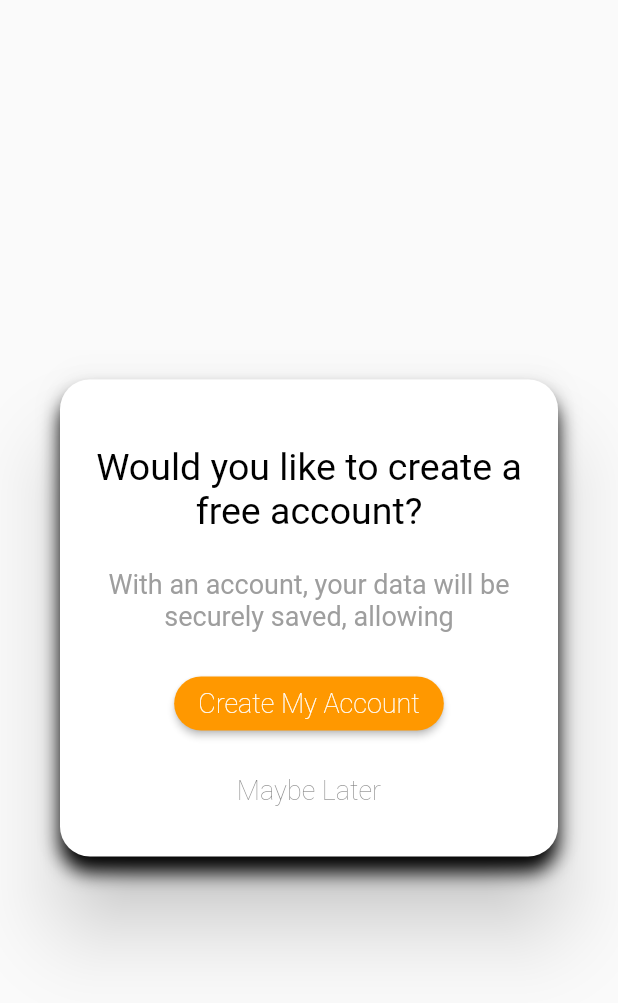
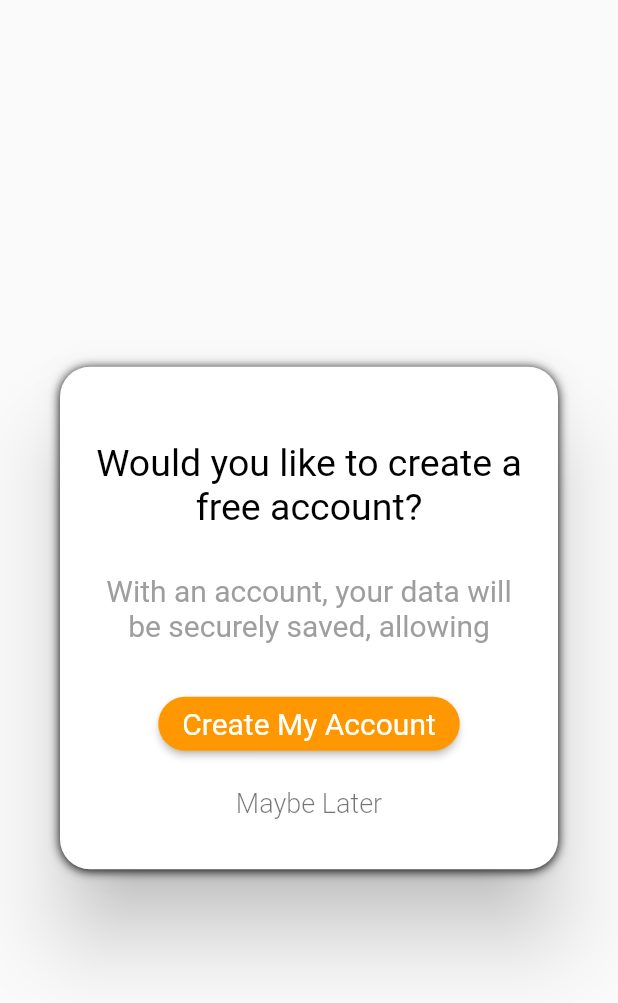
Before and after one commit to rayjomo/bhbbites, a Flutter app: the CustomDialog widget shown alone on an empty page, opened directly, on a phone screen of 412 x 824 dp. Shown: the top 1003 px of the screen. Run offline on Flutter 3.47's test engine with Material 2 defaults, Android fonts, the phone set to English and light mode, and no system bars; drawn by our look-alikes of auto_size_text.

Commit message:
Dialog changes

```diff
--- a/lib/widgets/custom_dialog.dart
+++ b/lib/widgets/custom_dialog.dart
@@ -34,15 +34,15 @@ class CustomDialog extends StatelessWidget {
               boxShadow: [
                 BoxShadow(
                   color: Colors.black,
-                  blurRadius: 10.0,
-                  offset: const Offset(0.0, 10.0),
+                  blurRadius: 5.0,
+                  offset: const Offset(0.0, 1.0),
                 )
               ]
             ),
             child: Column(
               mainAxisSize: MainAxisSize.min,
               children: <Widget>[
-                SizedBox(height: 24.0),
+                SizedBox(height: 30.0),
                 AutoSizeText(
                   title,
                   maxLines: 2,
@@ -52,17 +52,17 @@ class CustomDialog extends StatelessWidget {
                     fontSize: 25.0,
                   ),
                 ),
-                SizedBox(height: 24.0),
+                SizedBox(height: 30.0),
                 AutoSizeText(
                     description,
                     maxLines: 4,
                     textAlign: TextAlign.center,
                     style: TextStyle(
                         color: Colors.grey,
-                        fontSize: 18.0,
+                        fontSize: 20.0,
                     ),
                 ),
-                SizedBox(height: 24.0),
+                SizedBox(height: 30.0),
                 RaisedButton(
                   color: Colors.orange,
                   shape: RoundedRectangleBorder(borderRadius: BorderRadius.circular(30.0)),
@@ -70,9 +70,9 @@ class CustomDialog extends StatelessWidget {
                     primaryButtonText,
                     maxLines: 1,
                       style: TextStyle(
-                        fontSize: 18,
+                        fontSize: 20,
                         color: Colors.white,
-                        fontWeight: FontWeight.w200,
+                        fontWeight: FontWeight.w400,
                       ),
                     ),
                   onPressed: () {
@@ -81,7 +81,7 @@ class CustomDialog extends StatelessWidget {
                   },
                 ),
 
-                SizedBox(height: 10.0),
+                SizedBox(height: 5.0),
                 showSecondaryButton(context)
               ]
             )
@@ -100,7 +100,7 @@ class CustomDialog extends StatelessWidget {
           style: TextStyle(
             fontSize: 18,
             color: Colors.black54,
-            fontWeight: FontWeight.w200,
+            fontWeight: FontWeight.w300,
           ),
         ),
         onPressed: () {
```
